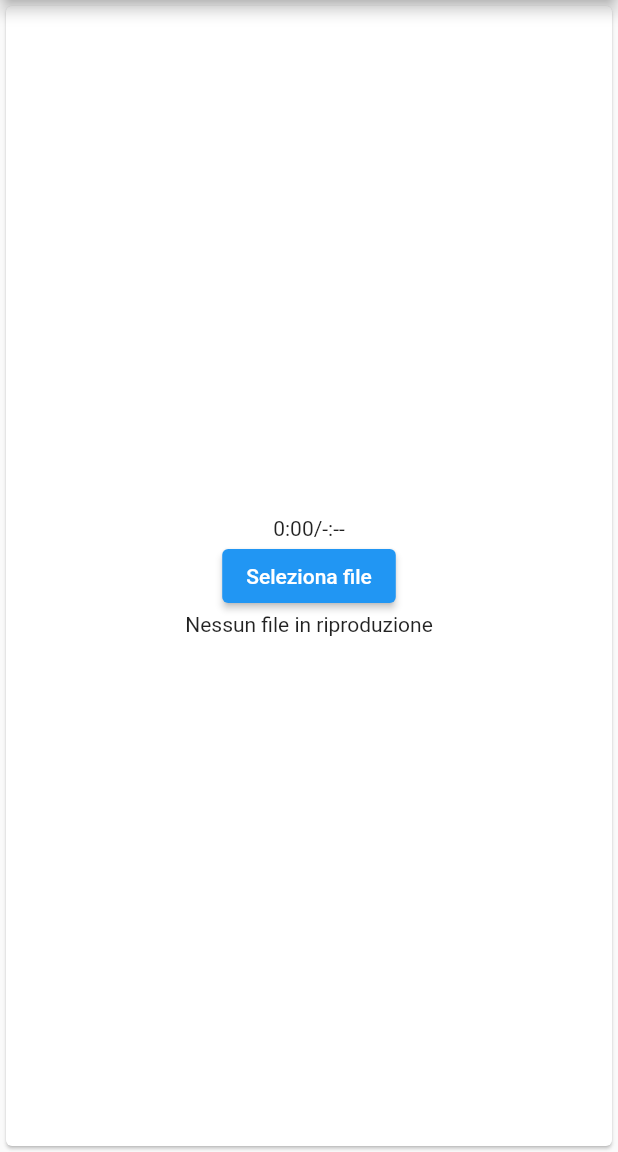
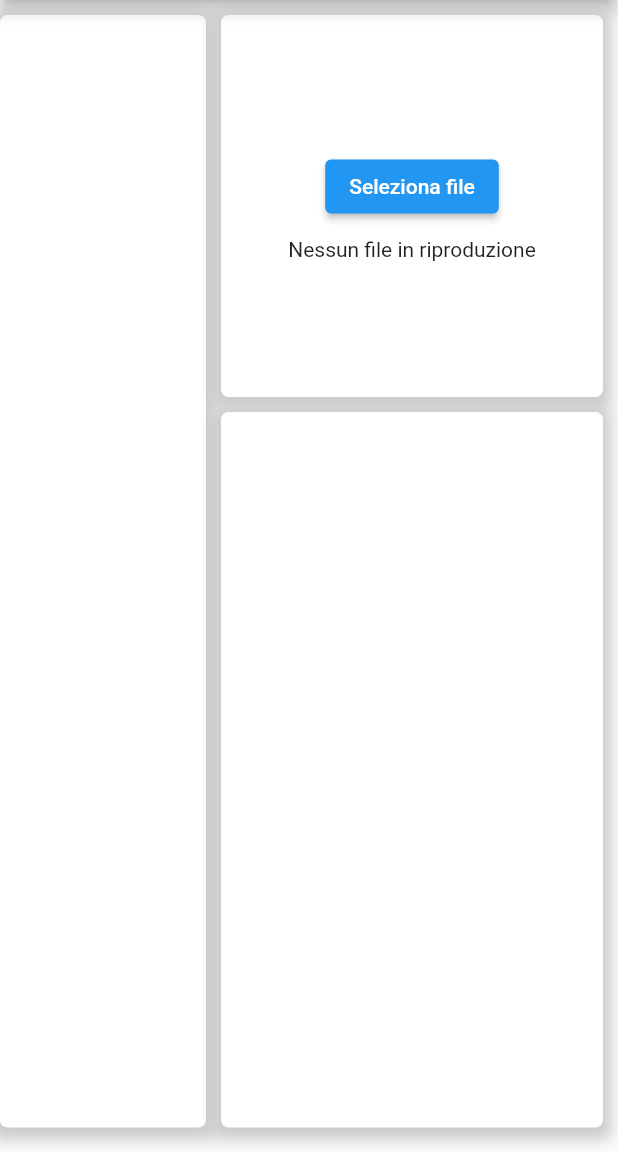
Before and after one commit to ProsD03/DynaSFX, a Flutter app: the screen it shows after launch, on a phone screen of 412 x 824 dp, the part 84-1236 px from its top. Run offline on Flutter 3.47's test engine with Material 2 defaults, Android fonts, the phone set to English and light mode, and no system bars; our stand-ins replace audioplayers, file_picker.

Commit message:
Remade audo player graphics, added play/pause/stop

```diff
--- a/lib/player.dart
+++ b/lib/player.dart
@@ -1,3 +1,5 @@
+import 'dart:developer';
+
 import 'package:audioplayers/audioplayers.dart';
 import 'package:flutter/material.dart';
 import 'package:file_picker/file_picker.dart';
@@ -17,40 +19,59 @@ class PlayState extends State<Player> {
   String currentTime = "0:00";
   String maxTime = "-:--";
   int maxSecs = 0;
+  bool playing = true;
+
+  BoxDecoration decorations = BoxDecoration(
+    color: Colors.white,
+    borderRadius: const BorderRadius.all(Radius.circular(5)),
+    boxShadow: [
+      BoxShadow(
+        color: Colors.grey.withOpacity(0.5),
+        spreadRadius: 5,
+        blurRadius: 7,
+        offset: const Offset(0, 3), // changes position of shadow
+      ),
+    ],
+  );
+
+  Text timeRemaining = const Text("prova prova");
+
+  Widget displayState = Container();
+
+  @override
+  void didUpdateWidget(covariant Player oldWidget) {
+    log("fatto");
+    super.didUpdateWidget(oldWidget);
+  }
 
   @override
   void initState() {
+    timeRemaining = Text("$currentTime/$maxTime");
+
+    displayState = ElevatedButton(
+        onPressed: () => loadFileAndStartPlayer(),
+        child: const Text("Seleziona file"));
+
     player.onPlayerComplete.listen((event) {
-      setState(() {
-        status = "Nessun file in riproduzione";
-        time = 0;
-        currentTime = "0:00";
-        maxTime = "-:--";
-      });
-    });
-
-    player.onPlayerStateChanged.listen((state) {
-      if (state != PlayerState.playing) {
-        status = "Nessun file in riproduzione";
-        time = 0;
-        currentTime = "0:00";
-        maxTime = "-:--";
-      }
+      playing = false;
+      log("finito");
+      resetPlaybackStatus();
     });
 
     player.onDurationChanged.listen((Duration d) {
+      playing = true;
       maxSecs = d.inSeconds;
       String mins = (maxSecs / 60).floor().toString();
       String secs = (maxSecs % 60).toString();
       if (secs.length == 1) {
         secs = "0$secs";
       }
-      setState(() {
       maxTime = "$mins:$secs";
-      });
+      updatePlaybackStatus();
     });
 
     player.onPositionChanged.listen((Duration d) {
+      log(player.state.name);
       int sec = d.inSeconds;
       //Qua ci va la gestione dei loop
       String mins = (sec / 60).floor().toString();
@@ -58,10 +79,11 @@ class PlayState extends State<Player> {
       if (secs.length == 1) {
         secs = "0$secs";
       }
-      setState(() {
+      time = sec / maxSecs;
       currentTime = "$mins:$secs";
-        time = sec / maxSecs;
-      });
+      if (playing && player.state.name == "playing") {
+        updatePlaybackStatus();
+      }
     });
 
     super.initState();
@@ -72,22 +94,70 @@ class PlayState extends State<Player> {
     screenWidth = MediaQuery.of(context).size.width;
     screenHeight = MediaQuery.of(context).size.height;
     //Graficamente da rivedere
-    return Card(
+    return Row(
+      children: [
+        Column(
+          children: [
+            //File selections
+            Padding(
+              padding: const EdgeInsets.only(top: 10),
+              child: Container(
+                height: screenHeight! * 0.90,
+                width: screenWidth! * 1 / 3,
+                decoration: decorations,
+              ),
+            )
+          ],
+        ),
+        Column(
+          children: [
+            //Playback screen
+            Padding(
+              padding: const EdgeInsets.only(
+                  left: 10, top: 10), //fromLTRB(10, 10, 15, 5),
+              child: Container(
+                  height: (screenHeight! * 1 / 3) - 20,
+                  width: (screenWidth! * 2 / 3) - 20,
+                  decoration: decorations,
+                  child: Padding(
+                    padding: const EdgeInsets.fromLTRB(10, 0, 10, 0),
                     child: Center(
                         child: Column(
                       children: [
                         const Spacer(),
-          /*LinearProgressIndicator(
-            value: time,
-          ),*/
-          Text("$currentTime/$maxTime"),
-          ElevatedButton(
-              onPressed: () => loadFileAndStartPlayer(),
-              child: const Text("Seleziona file")),
-          Text(status),
+                        displayState,
+                        Padding(
+                          padding: const EdgeInsets.only(top: 10),
+                          child: Text(
+                            status,
+                            textAlign: TextAlign.center,
+                          ),
+                        ),
                         const Spacer()
                       ],
                     )),
+                  )),
+            ),
+
+            //Loop Screen
+            Padding(
+              padding: const EdgeInsets.only(
+                  left: 10, top: 10), //fromLTRB(10, 10, 15, 5),
+              child: Container(
+                  height: (screenHeight! * 0.90) - (screenHeight! * 1 / 3) + 10,
+                  width: (screenWidth! * 2 / 3) - 20,
+                  decoration: decorations,
+                  child: Padding(
+                    padding: const EdgeInsets.fromLTRB(10, 0, 10, 0),
+                    child: Center(
+                        child: Column(
+                      children: [],
+                    )),
+                  )),
+            )
+          ],
+        )
+      ],
     );
   }
 
@@ -95,10 +165,61 @@ class PlayState extends State<Player> {
     FilePickerResult? result = await FilePicker.platform.pickFiles();
     if (result != null) {
       String file = result.files.single.path.toString();
+      status = "Riproduzione in corso di $file";
       player.play(UrlSource(file));
+      updatePlaybackStatus();
+    }
+  }
+
+  void updatePlaybackStatus() {
     setState(() {
-        status = "Riproduzione in corso di $file";
+      displayState = Padding(
+          padding: const EdgeInsets.all(0),
+          child: Center(
+            child: Row(children: [
+              const Spacer(),
+              Text("$currentTime/$maxTime"),
+              const SizedBox(
+                width: 5,
+                height: 1,
+              ),
+              Expanded(
+                  child: LinearProgressIndicator(
+                value: time,
+              )),
+              IconButton(
+                  onPressed: () {
+                    player.resume();
+                  },
+                  icon: const Icon(Icons.play_arrow)),
+              IconButton(
+                  onPressed: () {
+                    player.pause();
+                  },
+                  icon: const Icon(Icons.pause)),
+              IconButton(
+                  onPressed: () {
+                    player.stop();
+                    playing = false;
+                    resetPlaybackStatus();
+                  },
+                  icon: const Icon(Icons.stop)),
+              const Spacer()
+            ]),
+          ));
+    });
+  }
+
+  void resetPlaybackStatus() {
+    setState(() {
+      status = "Nessun file in riproduzione";
+      time = 0;
+      currentTime = "0:00";
+      maxTime = "-:--";
+      displayState = ElevatedButton(
+          onPressed: () => loadFileAndStartPlayer(),
+          child: const Text("Seleziona file"));
+      timeRemaining = Text("$currentTime/$maxTime");
     });
   }
 }
-}
```
Lines whose indentation alone changed are shown as unchanged.
